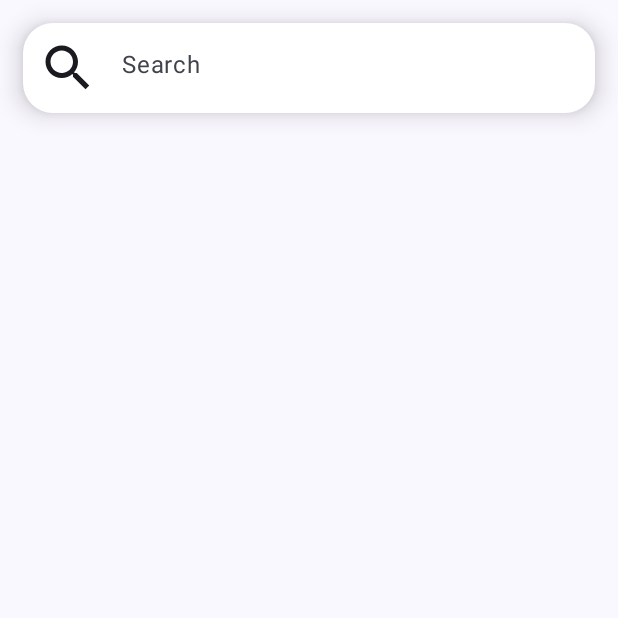
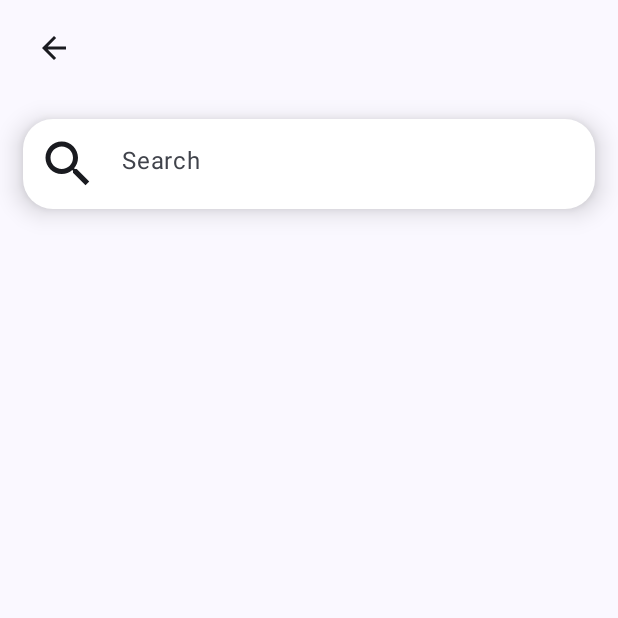
Before and after one commit to zeynalnicat/ChatApp, an Android app built with Jetpack Compose: the ExplorePage screen opened through its navigation route, on a phone screen of 412 x 824 dp, the top half of it. Run offline under Robolectric (Android 15) with nearby library versions, the phone set to English and light mode, and no system bars; our stand-ins replace Firebase (no records; nobody signed in at launch, a user with empty details on screens opened directly); pictures from the network do not load.

```diff
--- a/app/src/main/java/com/example/chat/pages/ExplorePage.kt
+++ b/app/src/main/java/com/example/chat/pages/ExplorePage.kt
@@ -16,6 +16,7 @@ import androidx.compose.foundation.layout.width
 import androidx.compose.foundation.lazy.LazyColumn
 import androidx.compose.foundation.shape.RoundedCornerShape
 import androidx.compose.material.icons.Icons
+import androidx.compose.material.icons.filled.ArrowBack
 import androidx.compose.material.icons.filled.Search
 import androidx.compose.material3.Card
 import androidx.compose.material3.CardDefaults
@@ -26,6 +27,7 @@ import androidx.compose.material3.Scaffold
 import androidx.compose.material3.Text
 import androidx.compose.material3.TextField
 import androidx.compose.material3.TextFieldDefaults
+import androidx.compose.material3.TopAppBar
 import androidx.compose.runtime.Composable
 import androidx.compose.runtime.LaunchedEffect
 import androidx.compose.runtime.mutableStateOf
@@ -103,7 +105,24 @@ fun ExplorePage(navController: NavController) {
         }
     }
 
-    Scaffold { innerPadding ->
+    Scaffold(
+        topBar = {
+            TopAppBar(title = {
+                Row(
+                    verticalAlignment = Alignment.CenterVertically,
+                    modifier = Modifier.fillMaxWidth()
+                ) {
+                    Icon(
+                        imageVector = Icons.Default.ArrowBack,
+                        contentDescription = "Back",
+                        modifier = Modifier
+                            .clickable { navController.popBackStack() }
+                            .padding(8.dp)
+                    )
+                }
+            })
+        }
+    ){ innerPadding ->
 
         Column(
             modifier = Modifier
```
Also changed, not shown: app/src/main/java/com/example/chat/pages/ChatPage.kt (+103 -11 lines).
